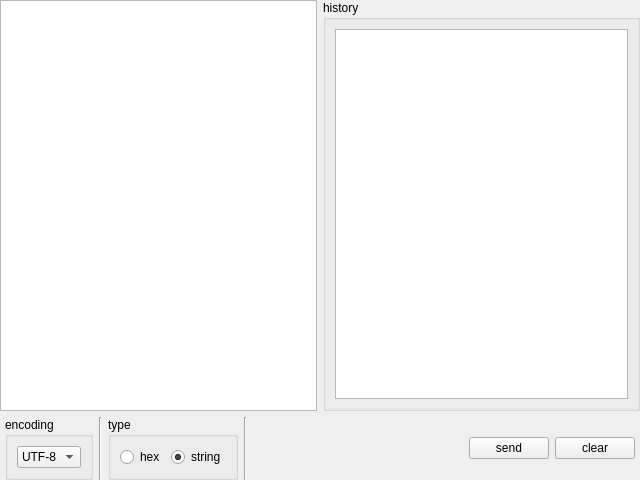
The window that CommunicationAssistant/textbrowsesend.ui (fuxiruo/fuxiruo-and-Qt) describes before a commit, drawn with Qt 5.
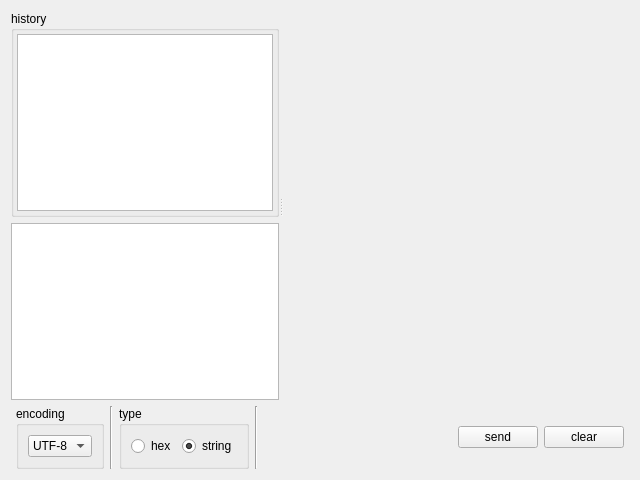
The same window after the commit. Custom widgets are drawn as their Qt base class.

Patch:
```diff
--- a/CommunicationAssistant/textbrowsesend.ui
+++ b/CommunicationAssistant/textbrowsesend.ui
@@ -13,37 +13,32 @@
   <property name="windowTitle">
    <string>Form</string>
   </property>
+  <layout class="QVBoxLayout" name="verticalLayout_2">
+   <item>
+    <widget class="QSplitter" name="splitter">
+     <property name="orientation">
+      <enum>Qt::Horizontal</enum>
+     </property>
+     <widget class="QWidget" name="">
   <layout class="QVBoxLayout" name="verticalLayout">
-   <property name="leftMargin">
-    <number>0</number>
-   </property>
-   <property name="topMargin">
-    <number>0</number>
-   </property>
-   <property name="rightMargin">
-    <number>0</number>
-   </property>
-   <property name="bottomMargin">
-    <number>0</number>
-   </property>
-   <item>
-    <layout class="QHBoxLayout" name="horizontalLayout_3">
-     <item>
-      <widget class="QTextEdit" name="textEdit">
-       <property name="sizePolicy">
-        <sizepolicy hsizetype="Preferred" vsizetype="Expanding">
-         <horstretch>0</horstretch>
-         <verstretch>0</verstretch>
-        </sizepolicy>
-       </property>
-      </widget>
-     </item>
      <item>
       <widget class="QGroupBox" name="groupBox_2">
        <property name="title">
         <string>history</string>
        </property>
        <layout class="QGridLayout" name="gridLayout_2">
+          <property name="leftMargin">
+           <number>3</number>
+          </property>
+          <property name="topMargin">
+           <number>3</number>
+          </property>
+          <property name="rightMargin">
+           <number>3</number>
+          </property>
+          <property name="bottomMargin">
+           <number>3</number>
+          </property>
         <item row="0" column="0">
          <widget class="QListView" name="listView_history">
           <property name="sizePolicy">
@@ -60,7 +55,39 @@
        </layout>
       </widget>
      </item>
-    </layout>
+       <item>
+        <widget class="QTextEdit" name="textEdit">
+         <property name="sizePolicy">
+          <sizepolicy hsizetype="Minimum" vsizetype="Expanding">
+           <horstretch>0</horstretch>
+           <verstretch>0</verstretch>
+          </sizepolicy>
+         </property>
+         <property name="minimumSize">
+          <size>
+           <width>0</width>
+           <height>0</height>
+          </size>
+         </property>
+         <property name="maximumSize">
+          <size>
+           <width>16777215</width>
+           <height>16777215</height>
+          </size>
+         </property>
+        </widget>
+       </item>
+      </layout>
+     </widget>
+     <widget class="UserDefined" name="userdefined" native="true">
+      <property name="sizePolicy">
+       <sizepolicy hsizetype="Expanding" vsizetype="Preferred">
+        <horstretch>1</horstretch>
+        <verstretch>0</verstretch>
+       </sizepolicy>
+      </property>
+     </widget>
+    </widget>
    </item>
    <item>
     <layout class="QHBoxLayout" name="horizontalLayout">
@@ -164,6 +191,14 @@
    </item>
   </layout>
  </widget>
+ <customwidgets>
+  <customwidget>
+   <class>UserDefined</class>
+   <extends>QWidget</extends>
+   <header>userdefined.h</header>
+   <container>1</container>
+  </customwidget>
+ </customwidgets>
  <resources/>
  <connections/>
 </ui>
```
Lines whose indentation alone changed are shown as unchanged.
